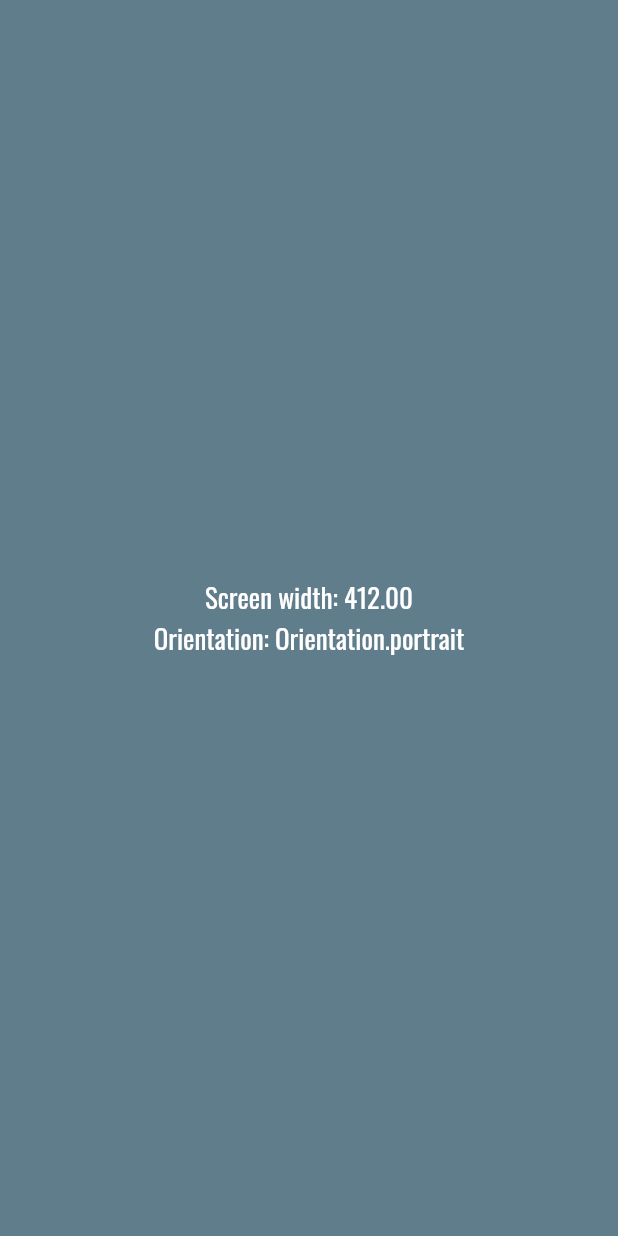
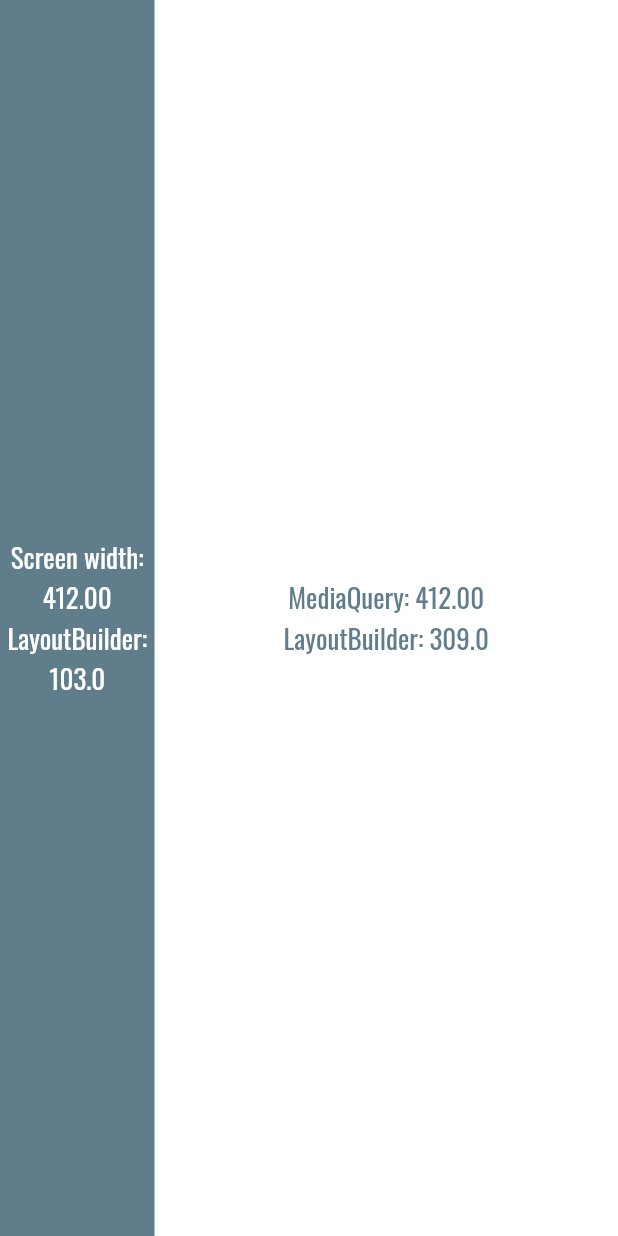
Before and after one commit to jonrysimbolon/flutter_app_2, a Flutter app: the screen it shows after launch, on a phone screen of 412 x 824 dp. Run offline on Flutter 3.47's test engine with Material 2 defaults, Android fonts, the phone set to English and light mode, and no system bars.

Commit message:
Memisah 2 layar(30%, 70%) - responsive

```diff
--- a/lib/responsive_layout.dart
+++ b/lib/responsive_layout.dart
@@ -6,26 +6,57 @@ class ElevenScreen extends StatelessWidget {
   @override
   Widget build(BuildContext context) {
     Size screenSize = MediaQuery.of(context).size;
-    Orientation orientation = MediaQuery.of(context).orientation;
 
     return Scaffold(
         backgroundColor: Colors.blueGrey,
-      body: Column(
+        body: Row(
+          children: [
+            Expanded(child: LayoutBuilder(builder: (context, constraints) {
+              return Column(
                 mainAxisAlignment: MainAxisAlignment.center,
                 crossAxisAlignment: CrossAxisAlignment.stretch,
                 children: [
                   Text(
-            'Screen width: ${screenSize.width.toStringAsFixed(2)}',
+                    'Screen width: ${screenSize.width.toStringAsFixed(2)}', // asFixed(2), membuat hanya ada 2 angka dibelang koma
                     style: const TextStyle(color: Colors.white, fontSize: 18),
                     textAlign: TextAlign.center,
                   ),
                   Text(
-            'Orientation: $orientation',
+                    'LayoutBuilder: ${constraints.maxWidth}',
                     style: const TextStyle(color: Colors.white, fontSize: 18),
+                    textAlign: TextAlign.center,
+                  )
+                ],
+              );
+            })),
+            Expanded(
+                flex: 3,
+                child: LayoutBuilder(
+                  builder: (context, constraint) {
+                    return Container(
+                      color: Colors.white,
+                      child: Column(
+                        mainAxisAlignment: MainAxisAlignment.center,
+                        crossAxisAlignment: CrossAxisAlignment.stretch,
+                        children: [
+                          Text(
+                            'MediaQuery: ${screenSize.width.toStringAsFixed(2)}',
+                            style: const TextStyle(
+                                color: Colors.blueGrey, fontSize: 18),
+                            textAlign: TextAlign.center,
+                          ),
+                          Text(
+                            'LayoutBuilder: ${constraint.maxWidth}',
+                            style: const TextStyle(
+                                color: Colors.blueGrey, fontSize: 18),
                             textAlign: TextAlign.center,
                           )
                         ],
                       ),
                     );
+                  },
+                ))
+          ],
+        ));
   }
 }
```
Lines whose indentation alone changed are shown as unchanged.
